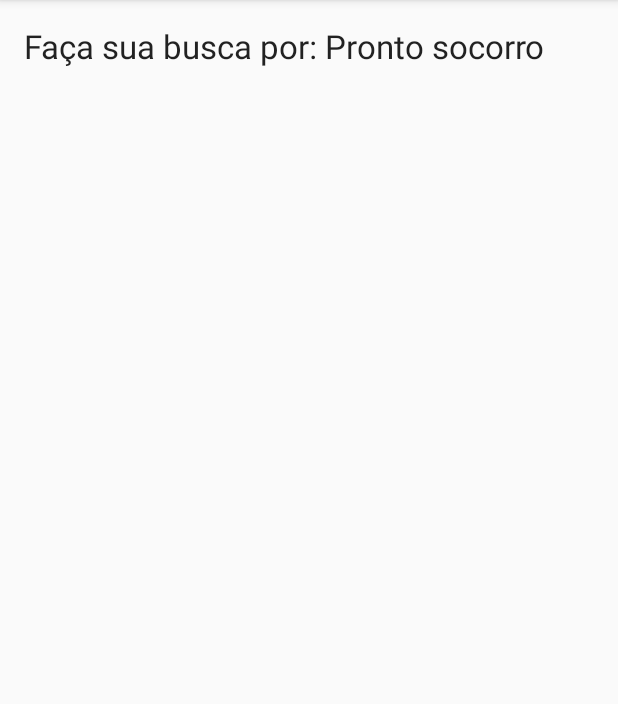
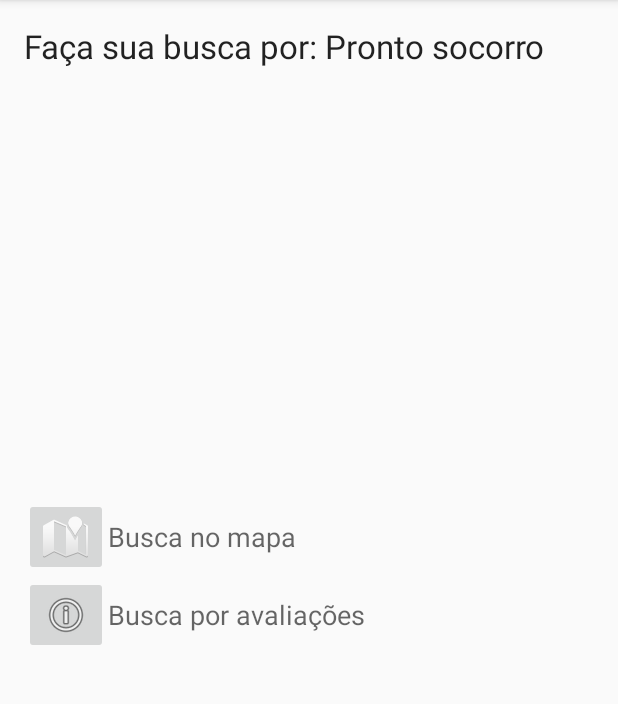
Before and after one commit to alex-carneiro/SMARTS, an Android app: the screen it shows after launch (SearchActivity), after a tap on an icon or button, on a phone screen of 412 x 824 dp, the part 84-788 px from its top. Run offline under Robolectric (Android 15) with nearby library versions, the phone set to English and light mode, and no system bars.

Commit message:
Added maps feature

```diff
--- a/app/build.gradle
+++ b/app/build.gradle
@@ -22,6 +22,7 @@
 dependencies {
     compile fileTree(dir: 'libs', include: ['*.jar'])
     testCompile 'junit:junit:4.12'
-    compile 'com.android.support:appcompat-v7:23.1.1'
+    compile 'com.android.support:appcompat-v7:23.4.0'
     compile 'com.android.support:design:23.4.0'
+    compile 'com.google.android.gms:play-services:8.4.0'
 }
--- a/app/src/main/res/layout/activity_search.xml
+++ b/app/src/main/res/layout/activity_search.xml
@@ -18,4 +18,48 @@
         android:layout_alignParentTop="true"
         android:layout_alignParentLeft="true"
         android:layout_alignParentStart="true" />
+
+    <LinearLayout
+        android:orientation="vertical"
+        android:layout_width="match_parent"
+        android:layout_height="wrap_content"
+        android:layout_centerVertical="true">
+
+        <LinearLayout
+            android:orientation="horizontal"
+            android:layout_width="match_parent"
+            android:layout_height="wrap_content"
+            android:layout_centerVertical="true">
+            <ImageButton
+                android:layout_width="wrap_content"
+                android:layout_height="wrap_content"
+                android:id="@+id/imageButtonMap"
+                android:src="@android:drawable/ic_dialog_map"
+                android:onClick="mapSearch"/>
+            <TextView
+                android:layout_width="wrap_content"
+                android:layout_height="wrap_content"
+                android:textAppearance="?android:attr/textAppearanceMedium"
+                android:text="Busca no mapa"
+                android:layout_gravity="center_vertical" />
+        </LinearLayout>
+
+        <LinearLayout
+            android:orientation="horizontal"
+            android:layout_width="match_parent"
+            android:layout_height="wrap_content"
+            android:layout_centerVertical="true">
+            <ImageButton
+                android:layout_width="wrap_content"
+                android:layout_height="wrap_content"
+                android:id="@+id/imageButtonAval"
+                android:src="@android:drawable/ic_menu_info_details"/>
+            <TextView
+                android:layout_width="wrap_content"
+                android:layout_height="wrap_content"
+                android:textAppearance="?android:attr/textAppearanceMedium"
+                android:text="Busca por avaliações"
+                android:layout_gravity="center_vertical" />
+        </LinearLayout>
+    </LinearLayout>
 </RelativeLayout>
--- a/app/src/main/res/values/strings.xml
+++ b/app/src/main/res/values/strings.xml
@@ -1,4 +1,5 @@
 <resources>
     <string name="app_name">SMARTS</string>
     <string name="action_settings">Ajuda</string>
+    <string name="title_activity_maps">SMARTS</string>
 </resources>
```
Also changed, not shown: app/src/debug/res/values/google_maps_api.xml (added, +21 -0 lines), app/src/main/AndroidManifest.xml (+23 -1 lines), app/src/main/java/com/usp/ihc/smarts/MapsActivity.java (added, +73 -0 lines), app/src/main/java/com/usp/ihc/smarts/SearchActivity.java (+9 -0 lines), app/src/main/res/layout/activity_maps.xml (added, +27 -0 lines), 214 other files.
